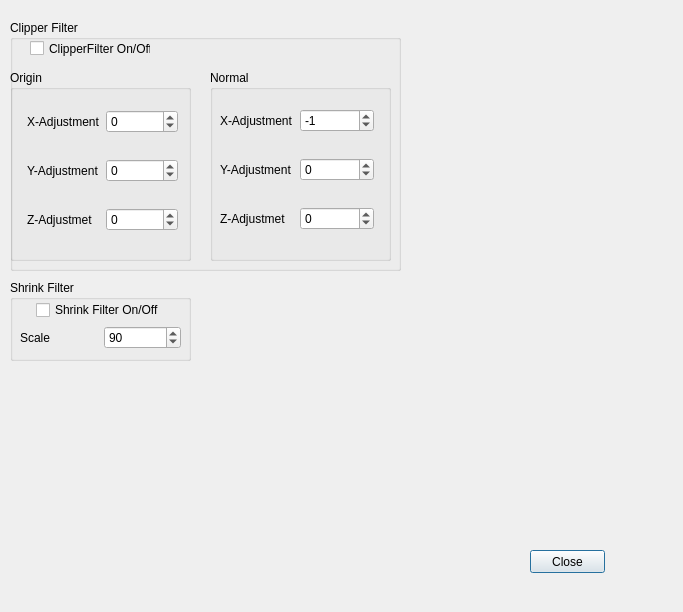
Qt form model_viewer/source/filters.ui (warrior1601/2019_GROUP_33) before a commit.
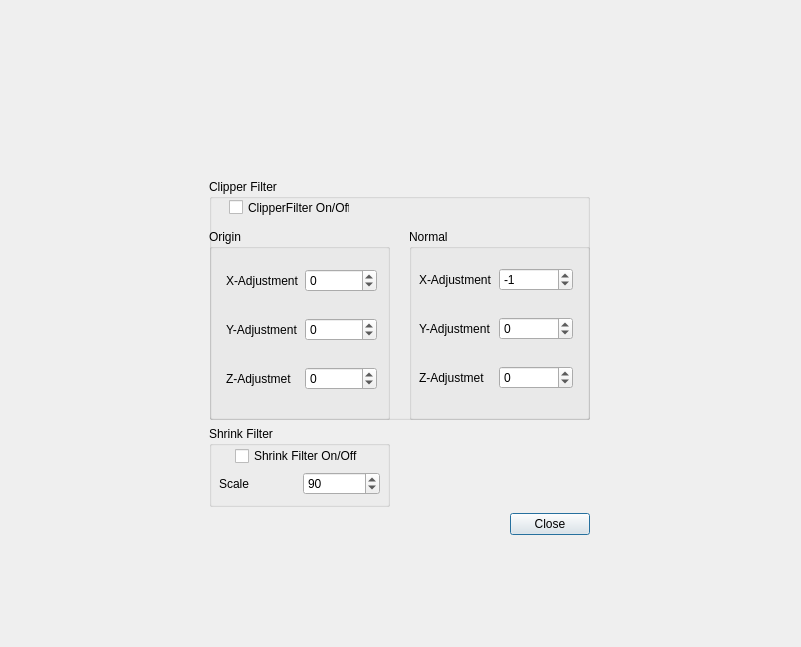
The same form after that commit.

Commit message: Windows Attempt Fix for MacOs: 1

```diff
--- a/model_viewer/source/filters.ui
+++ b/model_viewer/source/filters.ui
@@ -6,21 +6,47 @@
    <rect>
     <x>0</x>
     <y>0</y>
-    <width>683</width>
-    <height>612</height>
+    <width>801</width>
+    <height>647</height>
    </rect>
   </property>
+  <property name="minimumSize">
+   <size>
+    <width>401</width>
+    <height>373</height>
+   </size>
+  </property>
   <property name="windowTitle">
    <string>Dialog</string>
   </property>
+  <widget class="QFrame" name="verticalFrame_3">
+   <property name="geometry">
+    <rect>
+     <x>200</x>
+     <y>170</y>
+     <width>391</width>
+     <height>361</height>
+    </rect>
+   </property>
+   <property name="minimumSize">
+    <size>
+     <width>391</width>
+     <height>361</height>
+    </size>
+   </property>
+   <layout class="QVBoxLayout" name="verticalLayout_3">
+    <property name="sizeConstraint">
+     <enum>QLayout::SetFixedSize</enum>
+    </property>
+    <item>
+     <layout class="QVBoxLayout" name="verticalLayout_4">
+      <item>
   <widget class="QGroupBox" name="groupBox">
-   <property name="geometry">
-    <rect>
-     <x>10</x>
-     <y>20</y>
-     <width>391</width>
-     <height>251</height>
-    </rect>
+        <property name="minimumSize">
+         <size>
+          <width>381</width>
+          <height>241</height>
+         </size>
    </property>
    <property name="title">
     <string>Clipper Filter</string>
@@ -47,6 +73,12 @@
       <height>191</height>
      </rect>
     </property>
+         <property name="minimumSize">
+          <size>
+           <width>181</width>
+           <height>191</height>
+          </size>
+         </property>
     <property name="title">
      <string>Origin</string>
     </property>
@@ -135,6 +167,12 @@
       <height>191</height>
      </rect>
     </property>
+         <property name="minimumSize">
+          <size>
+           <width>181</width>
+           <height>191</height>
+          </size>
+         </property>
     <property name="title">
      <string>Normal</string>
     </property>
@@ -218,14 +256,24 @@
     </widget>
    </widget>
   </widget>
+      </item>
+     </layout>
+    </item>
+    <item>
+     <layout class="QHBoxLayout" name="horizontalLayout_8">
+      <item>
   <widget class="QGroupBox" name="groupBox_2">
-   <property name="geometry">
-    <rect>
-     <x>10</x>
-     <y>280</y>
+        <property name="minimumSize">
+         <size>
      <width>181</width>
      <height>81</height>
-    </rect>
+         </size>
+        </property>
+        <property name="maximumSize">
+         <size>
+          <width>181</width>
+          <height>81</height>
+         </size>
    </property>
    <property name="title">
     <string>Shrink Filter</string>
@@ -268,18 +316,47 @@
     </layout>
    </widget>
   </widget>
+      </item>
+      <item>
+       <spacer name="horizontalSpacer">
+        <property name="orientation">
+         <enum>Qt::Horizontal</enum>
+        </property>
+        <property name="sizeHint" stdset="0">
+         <size>
+          <width>40</width>
+          <height>20</height>
+         </size>
+        </property>
+       </spacer>
+      </item>
+     </layout>
+    </item>
+    <item>
+     <layout class="QHBoxLayout" name="horizontalLayout_9">
+      <item>
+       <spacer name="horizontalSpacer_2">
+        <property name="orientation">
+         <enum>Qt::Horizontal</enum>
+        </property>
+        <property name="sizeHint" stdset="0">
+         <size>
+          <width>40</width>
+          <height>20</height>
+         </size>
+        </property>
+       </spacer>
+      </item>
+      <item>
   <widget class="QPushButton" name="Close">
-   <property name="geometry">
-    <rect>
-     <x>530</x>
-     <y>550</y>
-     <width>75</width>
-     <height>23</height>
-    </rect>
-   </property>
    <property name="text">
     <string>Close</string>
    </property>
+       </widget>
+      </item>
+     </layout>
+    </item>
+   </layout>
   </widget>
  </widget>
  <resources/>
```
Left out of the diff: 2 changed lines with no effect on the pictures. Lines whose indentation alone changed are shown as unchanged. The commit also changes 2 other files.
